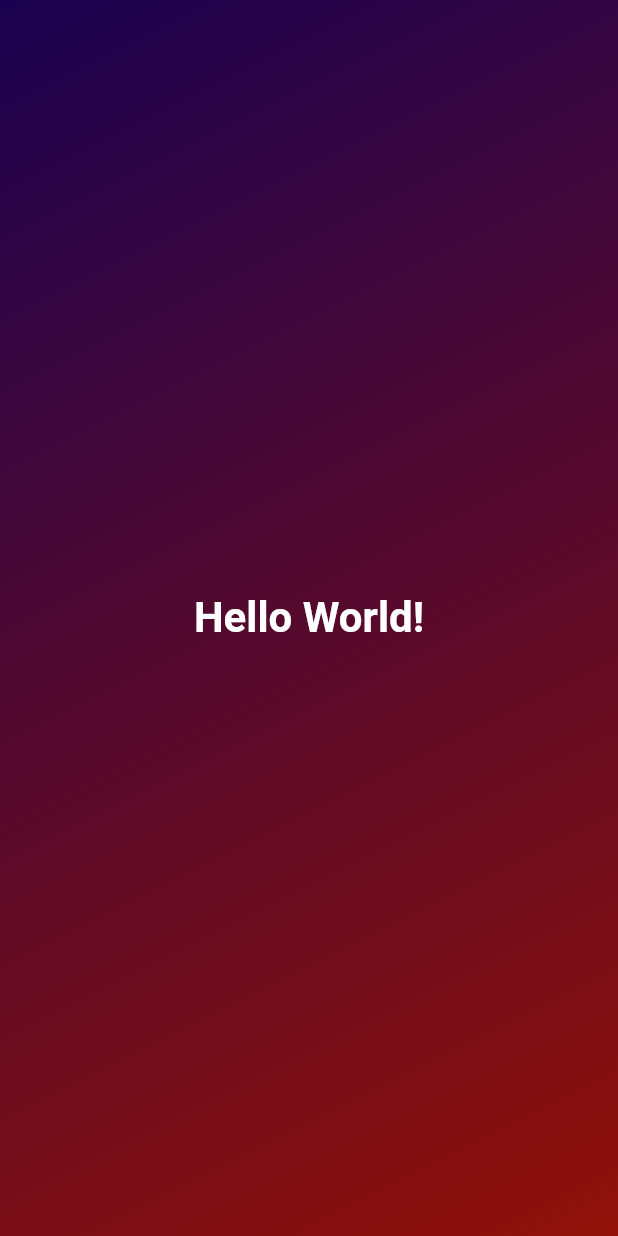
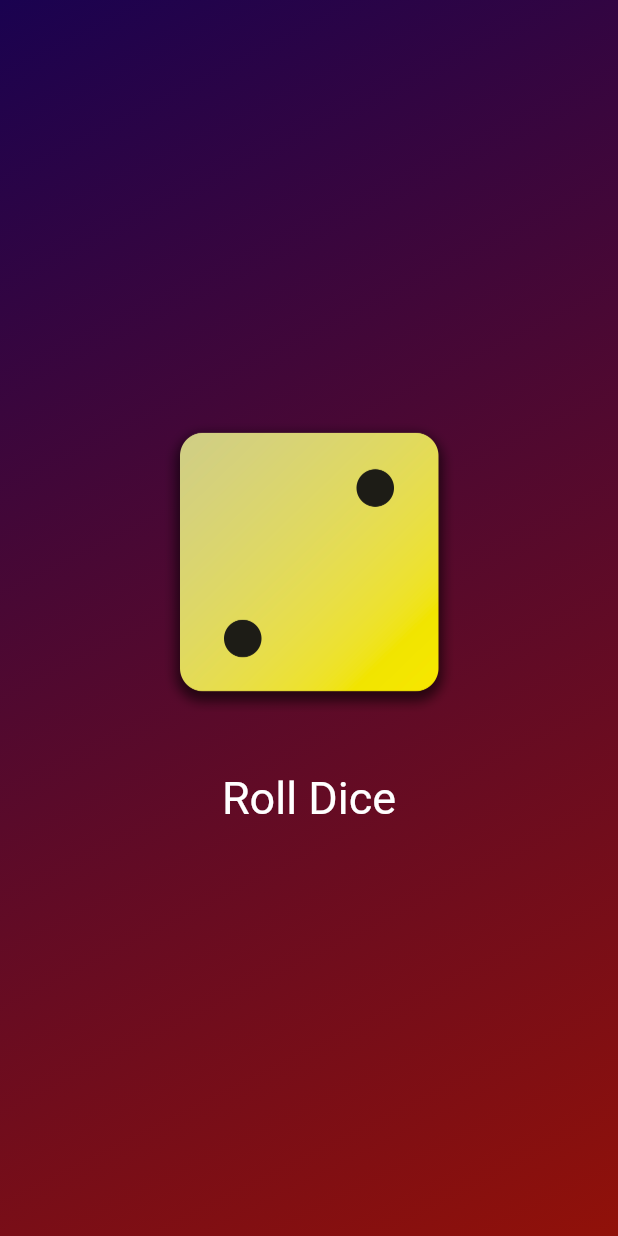
Before and after one commit to ad-bak/fluts, a Flutter app: the screen it shows after launch, on a phone screen of 412 x 824 dp. Run offline on Flutter 3.47's test engine with Material 2 defaults, Android fonts, the phone set to English and light mode, and no system bars.

Commit message:
sizedbox

```diff
--- a/first_app/lib/gradient_container.dart
+++ b/first_app/lib/gradient_container.dart
@@ -1,6 +1,4 @@
 import 'package:flutter/material.dart';
-
-import './styled_text.dart';
 
 const startAlignment = Alignment.topLeft;
 const endAlignment = Alignment.bottomRight;
@@ -10,6 +8,8 @@ class GradientContainer extends StatelessWidget {
 
   final Color colorA;
   final Color colorB;
+
+  void rollDice() {}
 
   @override
   Widget build(context) {
@@ -24,8 +24,26 @@ class GradientContainer extends StatelessWidget {
           end: endAlignment,
         ),
       ),
-      child: const Center(
-        child: StyledText("Hello World!"),
+      child: Center(
+        child: Column(
+          mainAxisSize: MainAxisSize.min,
+          children: [
+            Image.asset(
+              'assets/images/dice-2.png',
+              width: 200,
+            ),
+            const SizedBox(height: 20),
+            TextButton(
+              onPressed: rollDice,
+              style: TextButton.styleFrom(
+                padding: const EdgeInsets.only(top: 20),
+                foregroundColor: Colors.white,
+                textStyle: const TextStyle(fontSize: 30),
+              ),
+              child: const Text('Roll Dice'),
+            )
+          ],
+        ),
       ),
     );
   }
```
Also changed, not shown: first_app/pubspec.yaml (+9 -7 lines), first_app/assets/images/dice-1.png (added), first_app/assets/images/dice-2.png (added), first_app/assets/images/dice-3.png (added), first_app/assets/images/dice-4.png (added), first_app/assets/images/dice-5.png (added), first_app/assets/images/dice-6.png (added), 1 other file.
